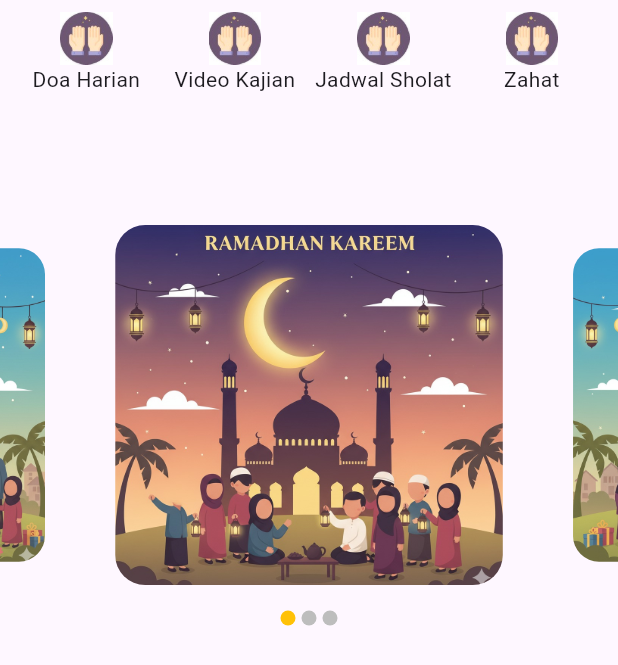
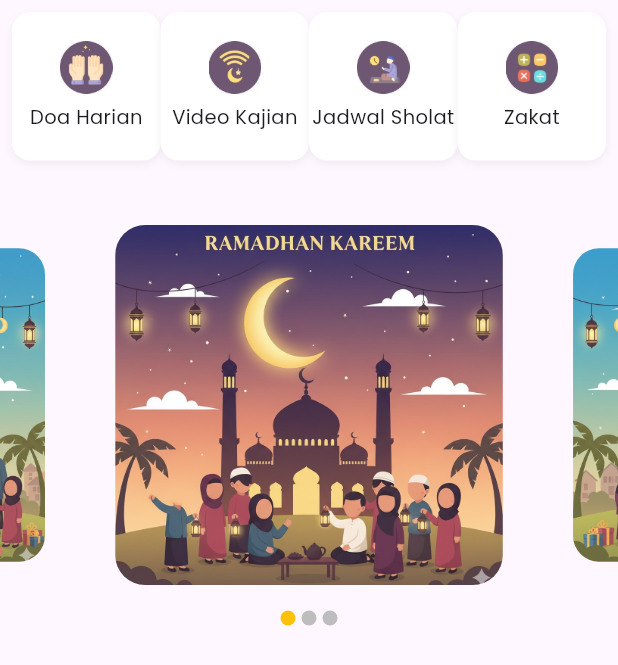
Before and after one commit to baihaqihafizh/bitaqwa, a Flutter app: the screen it shows after launch, on a phone screen of 412 x 824 dp. Shown: the top 665 px of the screen. Run offline on Flutter 3.47's test engine with Material 3 defaults, Android fonts, the phone set to English and light mode, and no system bars; drawn by our look-alikes of carousel_slider; our stand-ins replace geocoding, geolocator, permission_handler, shared_preferences; missing offline and left inert: string_similarity.

Commit message:
Belajar menu item

```diff
--- a/lib/pages/home_page.dart
+++ b/lib/pages/home_page.dart
@@ -53,11 +53,29 @@ class _HomePageState extends State<HomePage> {
     String title,
     String routName,
     ) {
-    return Column(
-      children: [
-        Image.asset(iconPath, width: 35,),
-        Text(title)
-      ],
+    return InkWell(
+      onTap: () {},
+      child: Container(
+        decoration: BoxDecoration(
+          color: Colors.white,
+          borderRadius: BorderRadius.circular(12),
+          boxShadow: [
+            BoxShadow(
+              color: Colors.black.withOpacity(0.05),
+              blurRadius: 4,
+              offset: const Offset(0, 2),
+            )
+          ]
+        ),
+        child: Column(
+          mainAxisAlignment: MainAxisAlignment.center,
+          children: [
+            Image.asset(iconPath, width: 35,),
+            const SizedBox(height: 6),
+            Text(title, style: TextStyle(fontFamily: 'PoppinsRegular', fontSize: 13,),)
+          ],
+        ),
+      ),
     );
   }
 
@@ -72,9 +90,9 @@ class _HomePageState extends State<HomePage> {
       physics: const NeverScrollableScrollPhysics(),
       children: [
         _buidManuItem('assets/images/doa.jpg', 'Doa Harian', '/doa'),
-        _buidManuItem('assets/images/doa.jpg', 'Video Kajian', '/doa'),
-        _buidManuItem('assets/images/doa.jpg', 'Jadwal Sholat', '/doa'),
-        _buidManuItem('assets/images/doa.jpg', 'Zahat', '/doa'),
+        _buidManuItem('assets/images/wifimalam.jpg', 'Video Kajian', '/doa'),
+        _buidManuItem('assets/images/sholat.jpg', 'Jadwal Sholat', '/doa'),
+        _buidManuItem('assets/images/calkulator.jpg', 'Zakat', '/doa'),
       ],
       ),
     );
```
